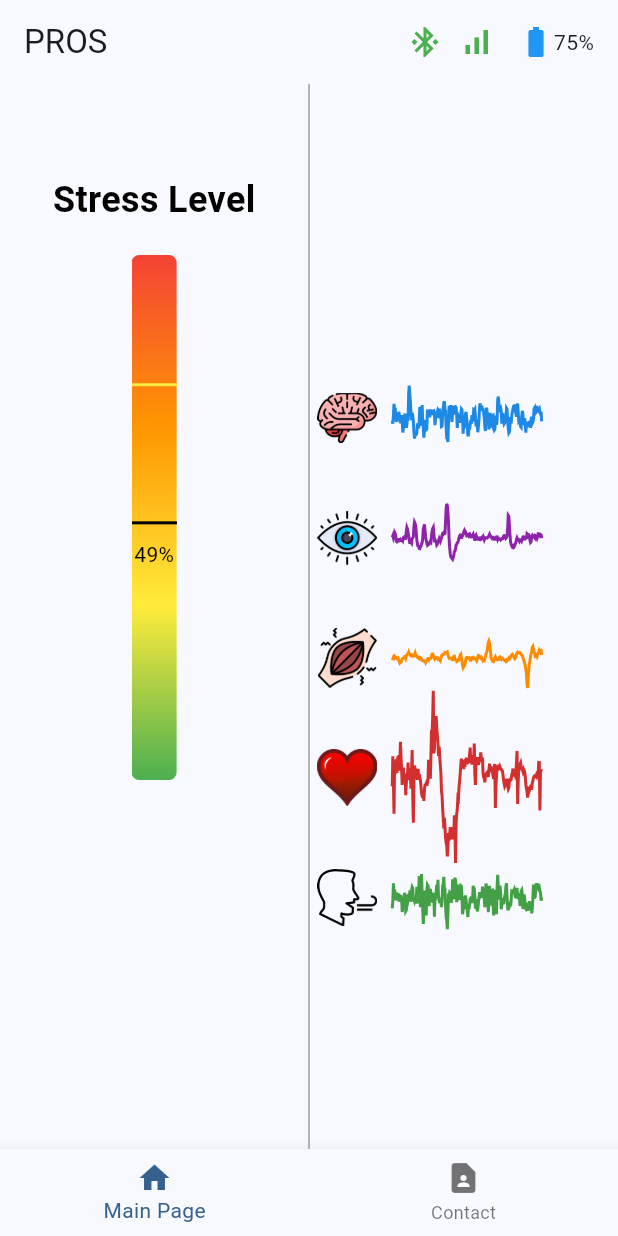
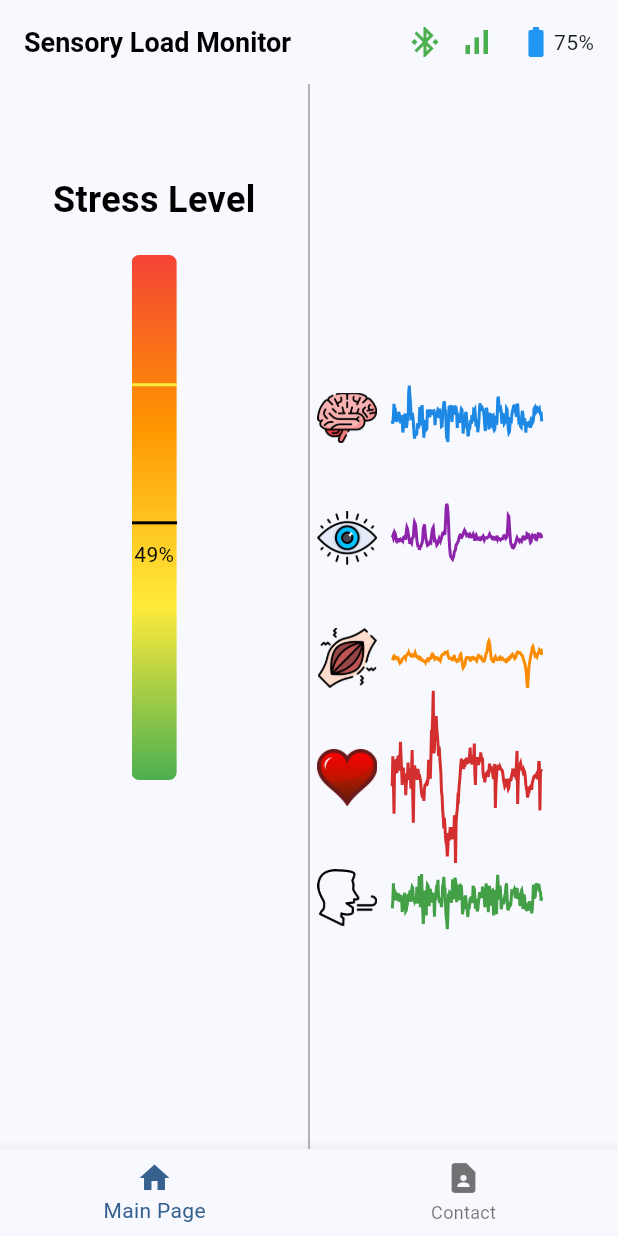
Before and after one commit to hkayann/pros-mobile, a Flutter app: the screen it shows after launch, on a phone screen of 412 x 824 dp. Run offline on Flutter 3.47's test engine with Material 3 defaults, Android fonts, the light colour scheme and no system bars.

Commit message:
App name changed, bar title changed.

```diff
--- a/lib/main.dart
+++ b/lib/main.dart
@@ -12,7 +12,7 @@ class MyApp extends StatelessWidget {
   @override
   Widget build(BuildContext context) {
     return MaterialApp(
-      title: 'PROS',
+      title: 'Sensory Load Monitor',
       theme: ThemeData(
         colorScheme: ColorScheme.fromSeed(seedColor: Colors.blue),
         useMaterial3: true,
@@ -132,7 +132,14 @@ class _SinglePageState extends State<SinglePage> {
   Widget build(BuildContext context) {
     return Scaffold(
 appBar: AppBar(
-        title: const Text('PROS'),
+  title: const Text(
+    'Sensory Load Monitor',
+    style: TextStyle(
+      fontSize: 18,  // Reduce the font size to fit better
+      fontWeight: FontWeight.bold,
+      color: Colors.black,
+    ),
+  ),
   actions: [
     Icon(
       Icons.bluetooth_connected,
```
Also changed, not shown: 2 other files. Lines whose indentation alone changed are shown as unchanged.
